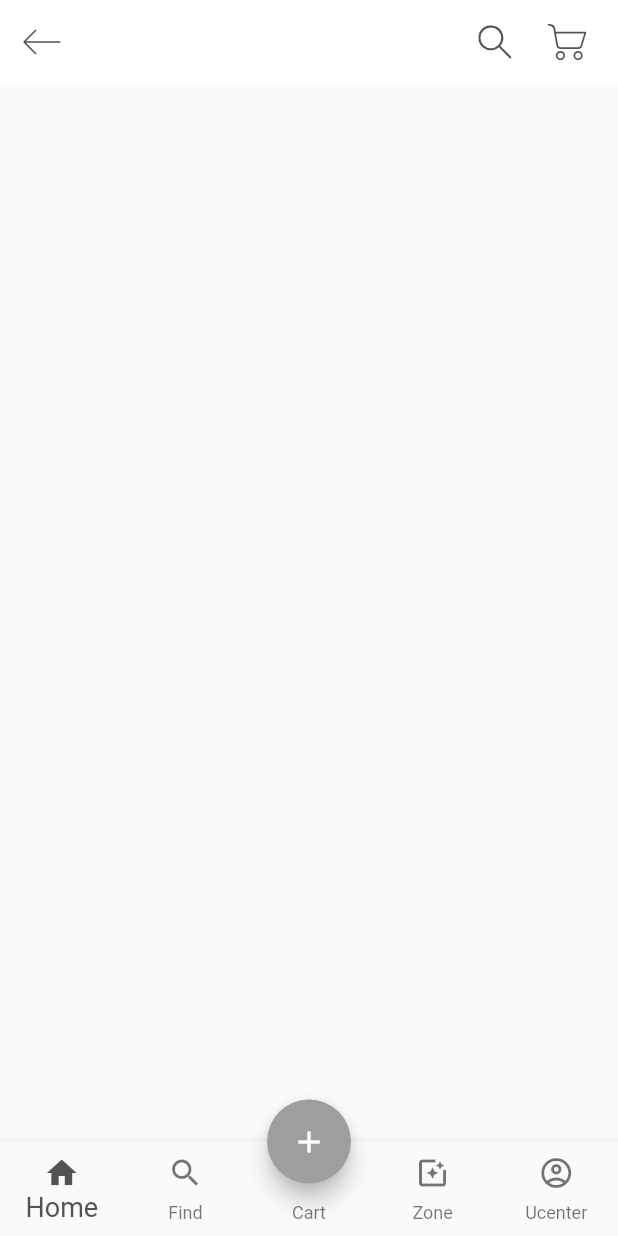
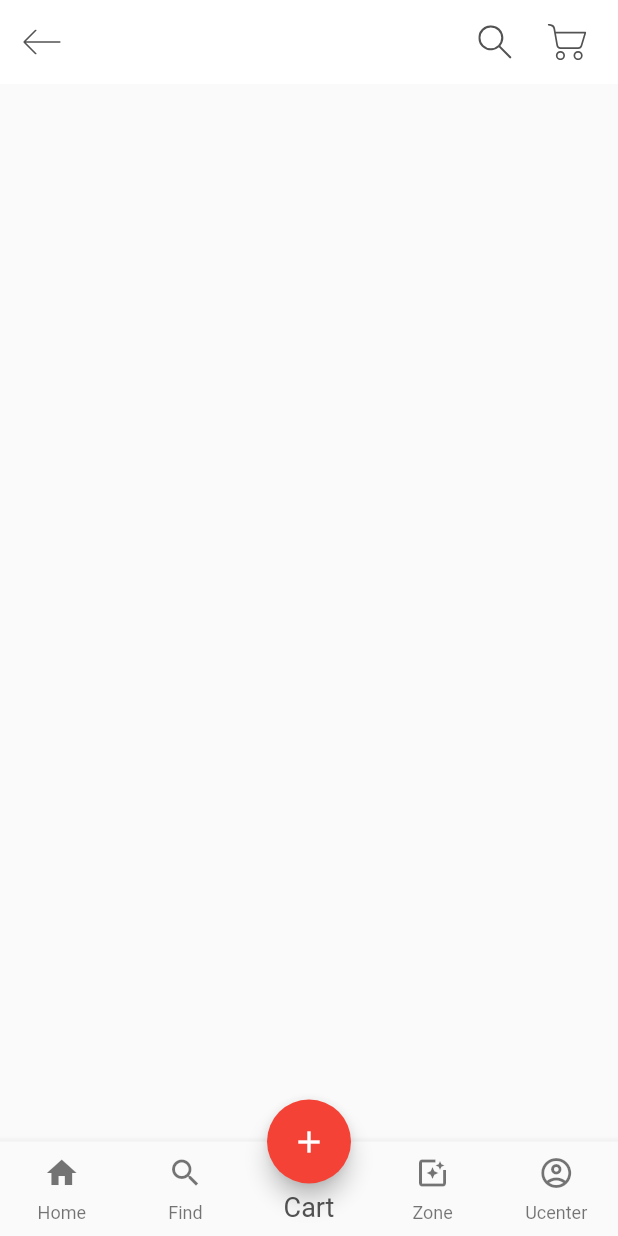
Before and after one commit to cetlewa/buaaCourse_2021, a Flutter app: the screen it shows after launch, on a phone screen of 412 x 824 dp. Run offline on Flutter 3.47's test engine with Material 2 defaults, Android fonts, the light colour scheme and no system bars; our stand-ins replace flutter_svg, fluttertoast.

Commit message:
zzk: 封装了home页面函数

```diff
--- a/lib/screens/home/home_screen.dart
+++ b/lib/screens/home/home_screen.dart
@@ -1,8 +1,11 @@
 import 'package:flutter/material.dart';
+import 'package:flutter/rendering.dart';
 import 'package:flutter_svg/svg.dart';
+import 'package:fluttertoast/fluttertoast.dart';
 import 'package:buaacourse/constants.dart';
 
-int _selectedIndex = 0;
+//底部的索引
+int _selectedIndex = 2;
 // 创建数组引入页面
 List pglist = [];
 
@@ -11,38 +14,13 @@ class HomeScreen extends StatelessWidget {
   Widget build(BuildContext context) {
     return Scaffold(
       appBar: buildAppBar(),
-      bottomNavigationBar: BottomNavigationBar(
-        fixedColor: kTextColor,
-        type: BottomNavigationBarType.fixed,
-        elevation: 5.0,
-        unselectedFontSize: 12.0,
-        selectedFontSize: 18.0,
-        items: [
-          BottomNavigationBarItem(icon: Icon(Icons.home), title: Text('Home')),
-          BottomNavigationBarItem(icon: Icon(Icons.search), title: Text('Find')),
-          BottomNavigationBarItem(icon: Icon(null), title: Text('Cart')),
-          BottomNavigationBarItem(icon: Icon(Icons.photo_filter), title: Text('Zone')),
-          BottomNavigationBarItem(icon: Icon(Icons.account_circle_outlined), title: Text('Ucenter')),
-        ],
-        currentIndex: _selectedIndex,
-        onTap: _onItemTapped,
-      ),
-      floatingActionButton: FloatingActionButton(
-        backgroundColor: _selectedIndex == 2 ? Colors.red : Colors.grey,
-        child: Column(
-            mainAxisAlignment: MainAxisAlignment.center,
-            children: [
-              Icon(Icons.add)
-            ]
-        ),
-        onPressed: (){
-          _selectedIndex = 2;
-        },
-      ),
+      bottomNavigationBar: buildBottomNavigationBar(),
+      floatingActionButton: buildFloatingActionButton(),
       floatingActionButtonLocation: FloatingActionButtonLocation.centerDocked,
     );
   }
 
+  //顶部AppBar
   AppBar buildAppBar() {
     return AppBar(
       backgroundColor: Colors.white,
@@ -73,6 +51,51 @@ class HomeScreen extends StatelessWidget {
     );
   }
 
+  //底部导航栏
+  BottomNavigationBar buildBottomNavigationBar() {
+    return BottomNavigationBar(
+      fixedColor: kTextColor,
+      type: BottomNavigationBarType.fixed,
+      elevation: 5.0,
+      unselectedFontSize: 12.0,
+      selectedFontSize: 18.0,
+      items: [
+        BottomNavigationBarItem(icon: Icon(Icons.home), title: Text('Home')),
+        BottomNavigationBarItem(icon: Icon(Icons.search), title: Text('Find')),
+        BottomNavigationBarItem(icon: Icon(null), title: Text('Cart')),
+        BottomNavigationBarItem(icon: Icon(Icons.photo_filter), title: Text('Zone')),
+        BottomNavigationBarItem(icon: Icon(Icons.account_circle_outlined), title: Text('Ucenter')),
+      ],
+      currentIndex: _selectedIndex,
+      onTap: _onItemTapped,
+    );
+  }
+
+  //定义的功能按钮
+  FloatingActionButton buildFloatingActionButton() {
+    return FloatingActionButton(
+      backgroundColor: _selectedIndex == 2 ? Colors.red : Colors.grey,
+      child: Column(
+          mainAxisAlignment: MainAxisAlignment.center,
+          children: [
+            Icon(Icons.add)
+          ]
+      ),
+      onPressed: (){
+        // Fluttertoast.showToast(
+        //     msg: "This is Center Short Toast",
+        //     toastLength: Toast.LENGTH_SHORT,
+        //     gravity: ToastGravity.CENTER,
+        //     timeInSecForIosWeb: 1,
+        //     backgroundColor: Colors.red,
+        //     textColor: Colors.white,
+        //     fontSize: 16.0
+        // );
+        _selectedIndex = 2;
+      },
+    );
+  }
+
   void _onItemTapped(int index) {
     _selectedIndex = index;
   }
--- a/pubspec.yaml
+++ b/pubspec.yaml
@@ -35,6 +35,7 @@ dependencies:
   # Use with the CupertinoIcons class for iOS style icons.
   cupertino_icons: ^1.0.2
   flutter_svg: ^0.23.0+1
+  fluttertoast: ^8.0.8
 
 dev_dependencies:
   flutter_test:
```
Also changed, not shown: pubspec.lock.
